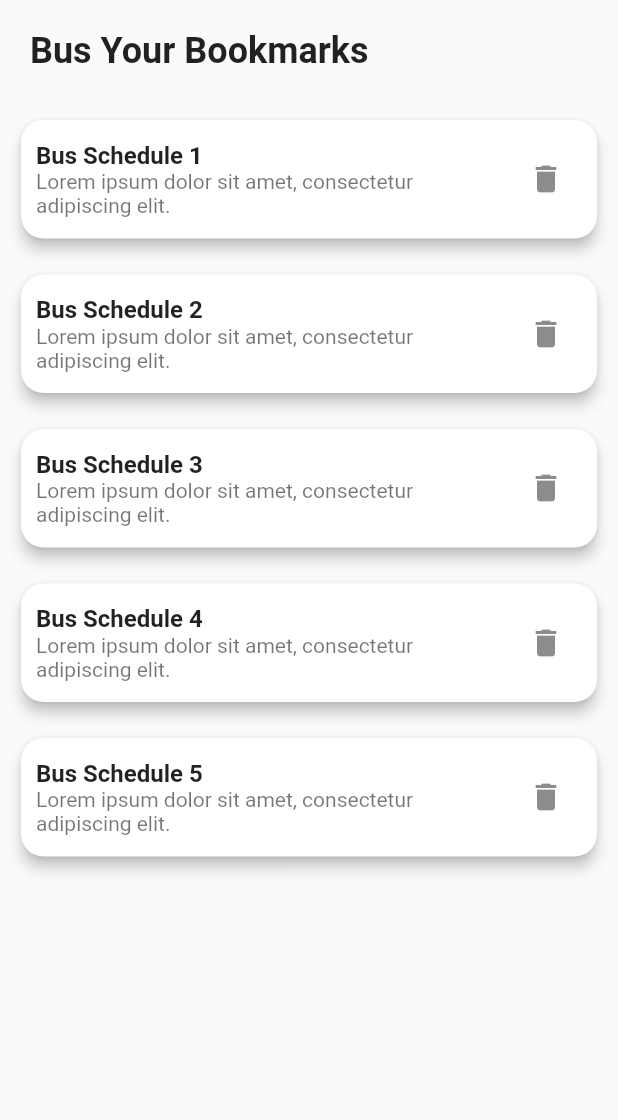
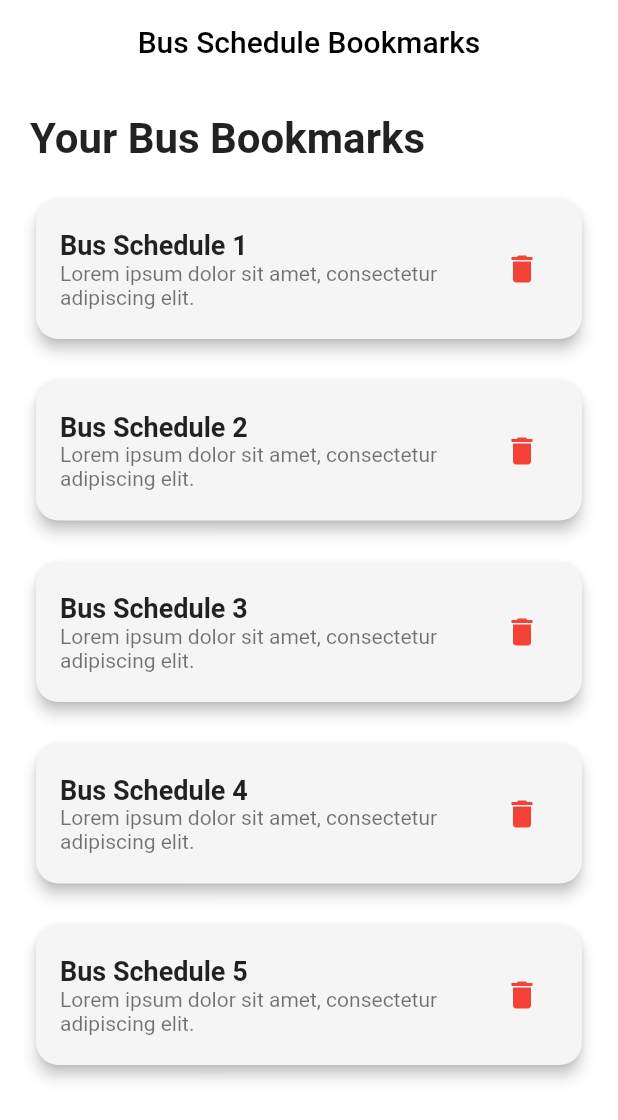
Before and after one commit to navaneethkulal8/Get_my_bus, a Flutter app: the BusSchedulePage screen opened directly, on a phone screen of 412 x 824 dp. Shown: the top 1120 px of the screen. Run offline on Flutter 3.47's test engine with Material 2 defaults, Android fonts, the phone set to English and light mode, and no system bars; our stand-ins replace cloud_firestore, firebase_auth, firebase_core, google_maps_flutter; accounts and stored records are empty.

Commit message:
schedule page ui improvements

```diff
--- a/lib/pages/busschedulepage.dart
+++ b/lib/pages/busschedulepage.dart
@@ -7,45 +7,61 @@ class BusSchedulePage extends StatefulWidget {
 
 class _BusSchedulePageState extends State<BusSchedulePage> {
   List<bool> bookmarks = List.generate(
-      5, (index) => false); // Replace 5 with actual number of bus schedules
+      5, (index) => false); // Replace 5 with the actual number of bus schedules
 
   @override
   Widget build(BuildContext context) {
     return Scaffold(
-      body: Column(
+      backgroundColor: Colors.white,
+      appBar: AppBar(
+        title: Text(
+          'Bus Schedule Bookmarks',
+          style: TextStyle(color: Colors.black),
+        ),
+        backgroundColor: Colors.transparent,
+        elevation: 0,
+        centerTitle: true,
+      ),
+      body: Padding(
+        padding: const EdgeInsets.symmetric(horizontal: 20.0),
+        child: Column(
           crossAxisAlignment: CrossAxisAlignment.start,
           children: <Widget>[
-          Padding(
-            padding: const EdgeInsets.all(20.0),
-            child: Text(
-              'Bus Your Bookmarks',
-              style: TextStyle(fontSize: 24, fontWeight: FontWeight.bold),
+            SizedBox(height: 20),
+            Text(
+              'Your Bus Bookmarks',
+              style: TextStyle(fontSize: 28, fontWeight: FontWeight.bold),
             ),
-          ),
+            SizedBox(height: 20),
             Expanded(
               child: ListView.builder(
                 itemCount: bookmarks.length,
                 itemBuilder: (context, index) {
                   return Padding(
-                  padding: const EdgeInsets.symmetric(
-                      horizontal: 10.0, vertical: 8.0),
+                    padding: const EdgeInsets.only(bottom: 20.0),
                     child: Card(
                       elevation: 4,
                       shape: RoundedRectangleBorder(
                         borderRadius: BorderRadius.circular(15.0),
                       ),
-                    color: Colors.white,
+                      color: Colors.grey[100],
                       child: ListTile(
-                      contentPadding: EdgeInsets.all(10.0),
-                      title: Text('Bus Schedule ${index + 1}',
-                          style: TextStyle(fontWeight: FontWeight.bold)),
+                        contentPadding: EdgeInsets.all(16.0),
+                        title: Text(
+                          'Bus Schedule ${index + 1}',
+                          style: TextStyle(
+                              fontWeight: FontWeight.bold, fontSize: 18),
+                        ),
                         subtitle: Text(
                           'Lorem ipsum dolor sit amet, consectetur adipiscing elit.',
                         ),
                         trailing: IconButton(
-                        icon: Icon(Icons.delete),
+                          icon: Icon(Icons.delete, color: Colors.red),
                           onPressed: () {
                             // TODO: Handle deleting the bookmark
+                            setState(() {
+                              bookmarks.removeAt(index);
+                            });
                           },
                         ),
                         onTap: () {
@@ -61,6 +77,7 @@ class _BusSchedulePageState extends State<BusSchedulePage> {
             ),
           ],
         ),
+      ),
     );
   }
 }
```
Lines whose indentation alone changed are shown as unchanged.
